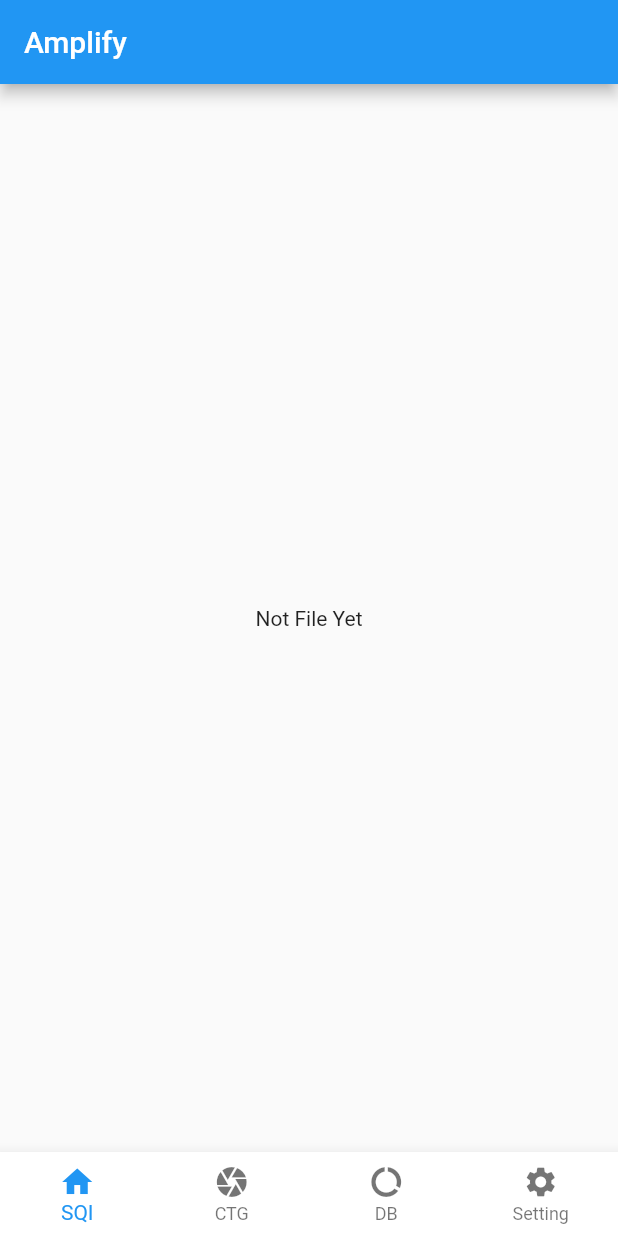
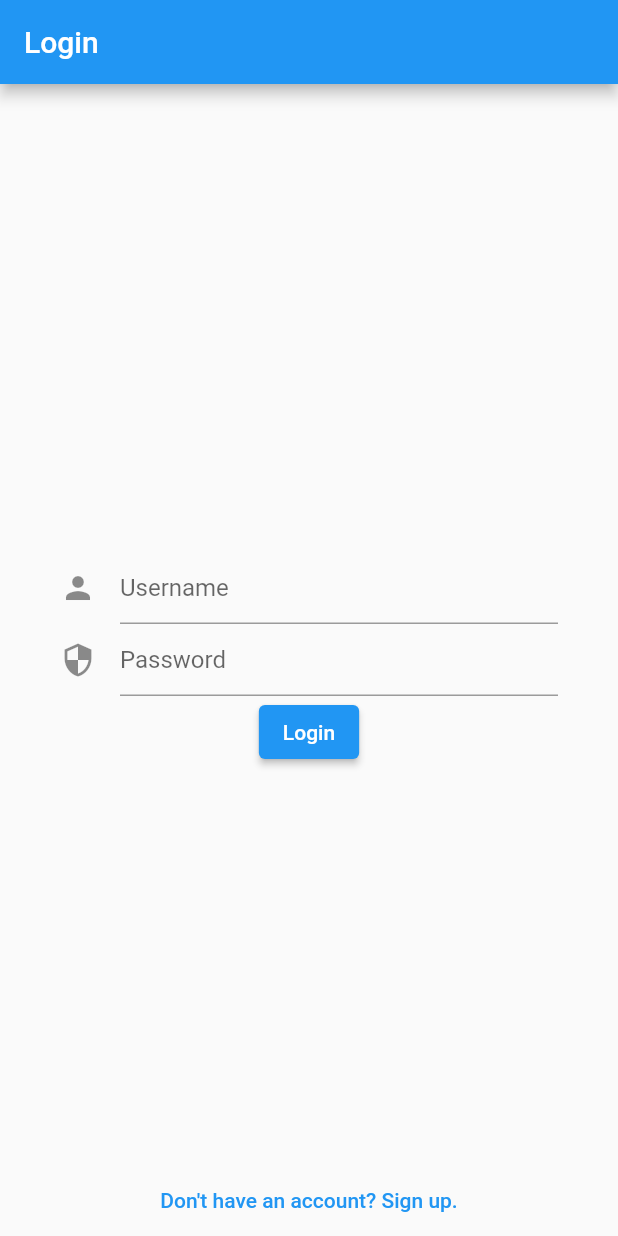
Before and after one commit to entest-hai/flutter-amplify, a Flutter app: the screen it shows after launch, on a phone screen of 412 x 824 dp. Run offline on Flutter 3.47's test engine with Material 2 defaults, Android fonts, the phone set to English and light mode, and no system bars; our stand-ins replace file_picker, flutter_bloc; missing offline and left inert: amplify_api, amplify_auth_cognito, amplify_flutter, amplify_storage_s3.

Commit message:
start authentication with amplify

```diff
--- /dev/null
+++ b/lib/loginapp.dart
@@ -0,0 +1,440 @@
+import 'package:amplify_api/amplify_api.dart';
+import 'package:amplify_auth_cognito/amplify_auth_cognito.dart';
+import 'package:flutter/material.dart';
+import 'package:amplify_flutter/amplify.dart';
+import 'package:flutter_bloc/flutter_bloc.dart';
+import 'amplifyconfiguration.dart';
+
+class LoginApp extends StatefulWidget {
+  @override
+  State<StatefulWidget> createState() {
+    return _LoginAppState();
+  }
+}
+
+class _LoginAppState extends State<LoginApp> {
+  bool _isAmplifyConfigured = false;
+
+  @override
+  void initState() {
+    super.initState();
+    _configureAmplify();
+  }
+
+  @override
+  Widget build(BuildContext context) {
+    return MaterialApp(
+      home: MultiRepositoryProvider(
+          providers: [
+            RepositoryProvider(create: (context) => AuthRepository()),
+            RepositoryProvider(create: (context) => DataRepository()),
+          ],
+          child: MultiBlocProvider(
+            providers: [BlocProvider(create: (context) => AuthCubit())],
+            child: AuthNavigator(),
+          )),
+    );
+  }
+
+  // Configure Amplify
+  Future<void> _configureAmplify() async {
+    try {
+      await Amplify.addPlugins([
+        AmplifyAuthCognito(),
+        AmplifyAPI(),
+      ]);
+      await Amplify.configure(amplifyconfig);
+      setState(() => _isAmplifyConfigured = true);
+      print("Amplify has been configured");
+    } catch (e) {
+      print(e);
+    }
+  }
+}
+
+// AppNavigator View
+
+// AuthNavigator View
+class AuthNavigator extends StatelessWidget {
+  @override
+  Widget build(BuildContext context) {
+    return BlocBuilder<AuthCubit, AuthState>(builder: (context, state) {
+      return Navigator(
+        pages: [
+          // Show login
+          if (state == AuthState.login) MaterialPage(child: LoginView()),
+
+          // Allow push animation
+          if (state == AuthState.signUp ||
+              state == AuthState.confirmSignUp) ...[
+            //Show sign up
+            MaterialPage(child: SignUpView()),
+
+            // Show confirm sign up
+            if (state == AuthState.confirmSignUp)
+              MaterialPage(child: ConfirmationView()),
+          ]
+        ],
+        onPopPage: (route, result) => route.didPop(result),
+      );
+    });
+  }
+}
+
+// Login View
+class LoginView extends StatelessWidget {
+  @override
+  Widget build(BuildContext context) {
+    return Scaffold(
+      appBar: AppBar(
+        title: Text("Login"),
+      ),
+      body: BlocProvider(
+        create: (context) => LoginBloc(
+            authRepo: context.read<AuthRepository>(),
+            authCubit: context.read<AuthCubit>()),
+        child: Stack(
+          alignment: Alignment.bottomCenter,
+          children: [_loginForm(), _showSignUpButton(context)],
+        ),
+      ),
+    );
+  }
+
+  Widget _loginForm() {
+    return BlocListener<LoginBloc, LoginState>(
+      listener: (context, state) {
+        final formStatus = state.formStatus;
+        if (formStatus is FormSubmissionFailed) {
+          _showSnackBar(context, formStatus.exception.toString());
+        }
+      },
+      child: Form(
+        child: Padding(
+          padding: EdgeInsets.symmetric(horizontal: 40),
+          child: Column(
+            mainAxisAlignment: MainAxisAlignment.center,
+            children: [_usernameField(), _passwordField(), _loginButton()],
+          ),
+        ),
+      ),
+    );
+  }
+
+  Widget _usernameField() {
+    return TextFormField(
+      decoration: InputDecoration(
+        icon: Icon(Icons.person),
+        hintText: "Username",
+      ),
+      onChanged: (value) {},
+    );
+  }
+
+  Widget _passwordField() {
+    return TextFormField(
+      decoration: InputDecoration(
+        icon: Icon(Icons.security),
+        hintText: "Password",
+      ),
+      onChanged: (value) {},
+    );
+  }
+
+  Widget _loginButton() {
+    return BlocBuilder<LoginBloc, LoginState>(builder: (context, state) {
+      return state.formStatus is FormSubmitting
+          ? CircularProgressIndicator()
+          : ElevatedButton(
+              onPressed: () {
+                context.read<LoginBloc>().add(LoginSubmitted());
+              },
+              child: Text("Login"));
+    });
+  }
+
+  Widget _showSignUpButton(BuildContext context) {
+    return SafeArea(
+      child: TextButton(
+        child: Text("Don\'t have an account? Sign up."),
+        onPressed: () {
+          BlocProvider.of<AuthCubit>(context).showSignUp();
+        },
+      ),
+    );
+  }
+
+  void _showSnackBar(BuildContext context, String message) {
+    final snackBar = SnackBar(content: Text(message));
+    ScaffoldMessenger.of(context).showSnackBar(snackBar);
+  }
+}
+
+// Sign Up View
+class ConfirmationView extends StatelessWidget {
+  @override
+  Widget build(BuildContext context) {
+    return Scaffold(
+      appBar: AppBar(
+        title: Text("Confirmation"),
+      ),
+    );
+  }
+}
+
+// Confirmation View
+class SignUpView extends StatelessWidget {
+  @override
+  Widget build(BuildContext context) {
+    return Scaffold(
+      appBar: AppBar(
+        title: Text("SigUp"),
+      ),
+      body: SafeArea(
+        child: Stack(
+          alignment: Alignment.bottomCenter,
+          children: [
+            _signUpForm(),
+            _showLoginButton(context),
+          ],
+        ),
+      ),
+    );
+  }
+
+  Widget _signUpForm() {
+    return Form(
+      child: Padding(
+        padding: EdgeInsets.symmetric(horizontal: 40),
+        child: Column(
+          mainAxisAlignment: MainAxisAlignment.center,
+          children: [
+            _usernameField(),
+            _emailField(),
+            _passwordField(),
+            _singUpButton()
+          ],
+        ),
+      ),
+    );
+  }
+
+  Widget _usernameField() {
+    return TextFormField(
+      decoration:
+          InputDecoration(icon: Icon(Icons.person), hintText: "Username"),
+      onChanged: (value) {},
+    );
+  }
+
+  Widget _passwordField() {
+    return TextFormField(
+      decoration:
+          InputDecoration(icon: Icon(Icons.security), hintText: "Password"),
+      onChanged: (value) {},
+    );
+  }
+
+  Widget _emailField() {
+    return TextFormField(
+      decoration: InputDecoration(icon: Icon(Icons.email), hintText: "Email"),
+      onChanged: (value) {},
+    );
+  }
+
+  Widget _singUpButton() {
+    return ElevatedButton(onPressed: () {}, child: Text("Sign Up"));
+  }
+
+  Widget _showLoginButton(BuildContext context) {
+    return TextButton(
+        onPressed: () {
+          BlocProvider.of<AuthCubit>(context).showLogin();
+        },
+        child: Text('Already have an account? Sign in.'));
+  }
+
+  Widget _showSnacBar(BuildContext context, String message) {
+    final snackBar = SnackBar(content: Text(message));
+    ScaffoldMessenger.of(context).showSnackBar(snackBar);
+  }
+}
+
+// Sesssion View
+class SessionView extends StatelessWidget {
+  @override
+  Widget build(BuildContext context) {
+    return Scaffold(
+      appBar: AppBar(
+        title: Text("SessionView"),
+      ),
+    );
+  }
+}
+
+// Session State
+
+// Session Cubit
+
+// Auth Credentials
+class AuthCredentials {
+  final String username;
+  final String email;
+  final String password;
+  String userId;
+
+  AuthCredentials({
+    this.username,
+    this.email,
+    this.password,
+    this.userId,
+  });
+}
+
+// Auth State
+enum AuthState { login, signUp, confirmSignUp }
+
+// Auth Cubit
+class AuthCubit extends Cubit<AuthState> {
+  AuthCubit() : super(AuthState.login);
+
+  AuthCredentials credentials;
+
+  void showLogin() => emit(AuthState.login);
+
+  void showSignUp() => emit(AuthState.signUp);
+
+  void showConfirmSignUp({
+    String username,
+    String email,
+    String password,
+  }) {
+    // creddentials
+    credentials = AuthCredentials(
+      username: username,
+      email: email,
+      password: password,
+    );
+
+    emit(AuthState.confirmSignUp);
+  }
+
+  void launchSession(AuthCredentials credentials) {
+    // Session Cubit show session
+  }
+}
+
+// Login State
+abstract class FormSubmissionStatus {
+  const FormSubmissionStatus();
+}
+
+class InitialFormStatus extends FormSubmissionStatus {
+  const InitialFormStatus();
+}
+
+class FormSubmitting extends FormSubmissionStatus {}
+
+class FormSubmissionSuccess extends FormSubmissionStatus {}
+
+class FormSubmissionFailed extends FormSubmissionStatus {
+  final Exception exception;
+  FormSubmissionFailed({this.exception});
+}
+
+class LoginState {
+  final String username;
+  final String password;
+  final FormSubmissionStatus formStatus;
+
+  LoginState({
+    this.username = '',
+    this.password = '',
+    this.formStatus = const InitialFormStatus(),
+  });
+
+  LoginState copyWith({
+    String username,
+    String password,
+    FormSubmissionStatus formStatus,
+  }) {
+    return LoginState(
+        username: username ?? this.username,
+        password: password ?? this.password,
+        formStatus: formStatus ?? this.formStatus);
+  }
+}
+
+// Login Event
+abstract class LoginEvent {}
+
+class LoginUsernameChanged extends LoginEvent {
+  final String username;
+  LoginUsernameChanged({this.username});
+}
+
+class LoginPasswordChanged extends LoginEvent {
+  final String password;
+  LoginPasswordChanged({this.password});
+}
+
+class LoginSubmitted extends LoginEvent {}
+
+// Login Bloc
+class LoginBloc extends Bloc<LoginEvent, LoginState> {
+  final AuthRepository authRepo;
+  final AuthCubit authCubit;
+
+  LoginBloc({this.authRepo, this.authCubit}) : super(LoginState());
+
+  @override
+  Stream<LoginState> mapEventToState(LoginEvent event) async* {
+    // Username updated
+    if (event is LoginUsernameChanged) {
+      yield state.copyWith(username: event.username);
+    }
+
+    // Password updated
+    else if (event is LoginPasswordChanged) {
+      yield state.copyWith(password: event.password);
+    }
+
+    // Sumibtted login form
+    else if (event is LoginSubmitted) {
+      yield state.copyWith(formStatus: FormSubmitting());
+
+      try {
+        // Amplify login
+        final userId = await authRepo.login(state.username, state.password);
+        yield state.copyWith(formStatus: FormSubmissionSuccess());
+
+        // Launch auth session from AuthCubit
+        authCubit.launchSession(
+            AuthCredentials(username: state.username, userId: userId));
+
+        // Login failed need to sign up first
+      } catch (e) {
+        yield state.copyWith(formStatus: FormSubmissionFailed(exception: e));
+      }
+    }
+
+    // Form submitted
+  }
+}
+
+// SignUp State
+
+// SignUp Bloc
+
+// Auth Repository
+class AuthRepository {
+  Future<String> login(String username, String password) async {
+    await Future.delayed(Duration(seconds: 3));
+
+    throw Exception("Do not have an account yet, please sign up.");
+    // return 'abc';
+  }
+}
+
+// Data Repository
+class DataRepository {}
--- a/lib/main.dart
+++ b/lib/main.dart
@@ -20,9 +20,11 @@ import 'ctg_view.dart';
 // CTG Each Minute App
 import 'ctg_realtime_cubit.dart';
 import 'ctg_realtime_view.dart';
+// Login
+import 'loginapp.dart';
 
 void main() {
-  runApp(MyApp());
+  runApp(LoginApp());
 }
 
 class MyApp extends StatefulWidget {
```
